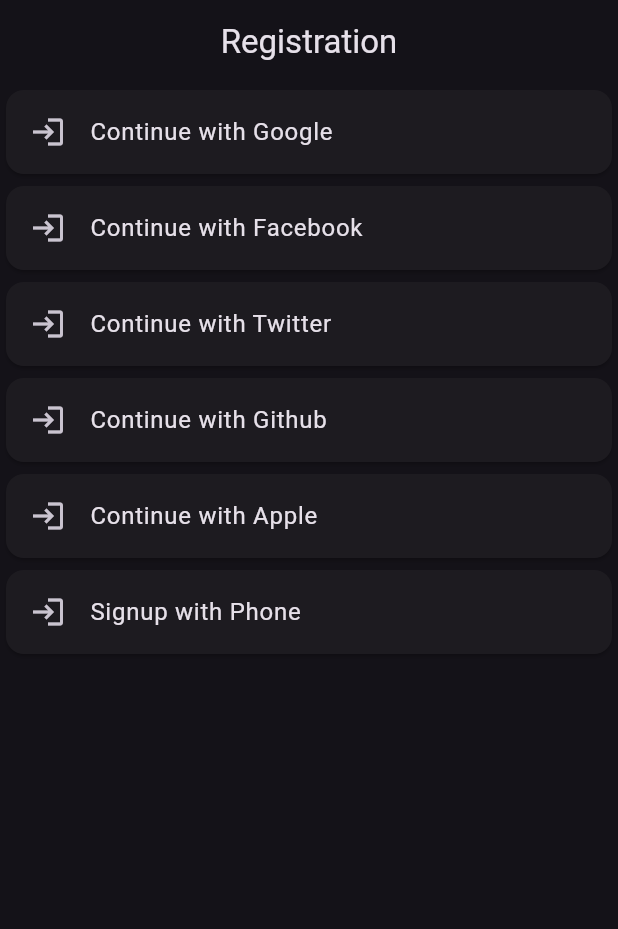
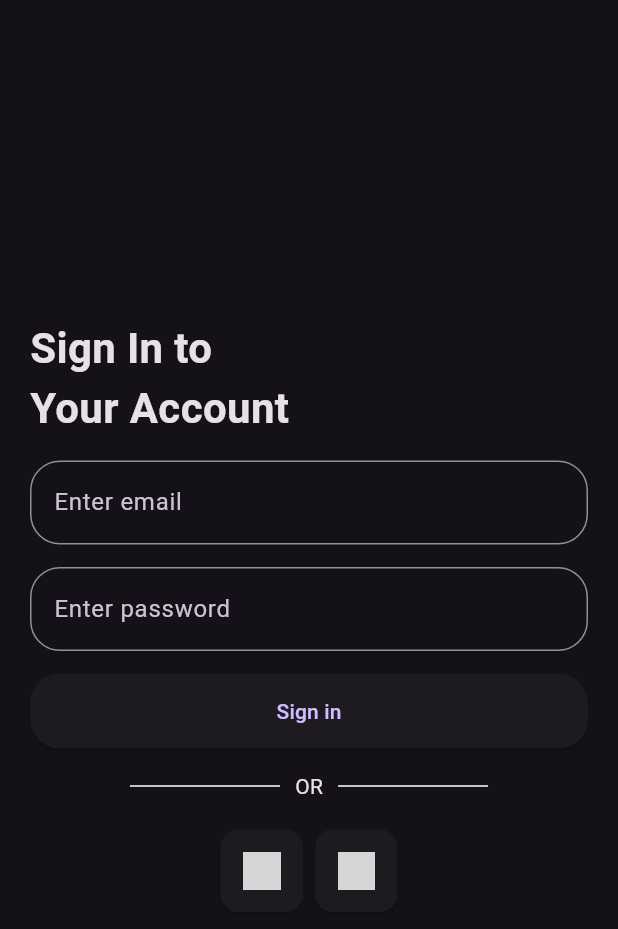
Before and after one commit to mqasim434/bloc_firebase, a Flutter app: the screen it shows after launch, on a phone screen of 412 x 824 dp. Shown: the top 929 px of the screen. Run offline on Flutter 3.47's test engine with Material 3 defaults, Android fonts, the light colour scheme and no system bars; our stand-ins replace bloc, cloud_firestore, equatable, firebase_auth, firebase_core, firebase_messaging and 6 more; missing offline and left inert: twitter_login; accounts and stored records are empty; grey boxes are pictures that could not be loaded.

Commit message:
Sign and Sign up screen added Push notifications implemented

```diff
--- /dev/null
+++ b/lib/components/social_login_button.dart
@@ -0,0 +1,43 @@
+import 'package:bloc_firebase/models/user_model.dart';
+import 'package:bloc_firebase/providers/registration_provider.dart';
+import 'package:bloc_firebase/screens/profile_screen.dart';
+import 'package:firebase_auth/firebase_auth.dart';
+import 'package:flutter/material.dart';
+import 'package:provider/provider.dart';
+
+class SocialLoginButton extends StatelessWidget {
+  const SocialLoginButton(
+      {super.key, required this.icon, required this.onPress});
+
+  final String icon;
+  final Future<User?> Function() onPress;
+
+  @override
+  Widget build(BuildContext context) {
+    return InkWell(
+      onTap: () {
+        Future<User?> Function() value = onPress;
+        value.call().then((value) => {
+              Navigator.push(
+                context,
+                MaterialPageRoute(
+                  builder: (context) => ProfileScreen(
+                    userModel: UserModel(
+                      name: value!.displayName,
+                      email: value!.email,
+                      imageUrl: value.photoURL,
+                    ),
+                  ),
+                ),
+              ),
+            });
+      },
+      child: Card(
+        child: Padding(
+          padding: const EdgeInsets.all(15.0),
+          child: Image.asset(icon, width: 25),
+        ),
+      ),
+    );
+  }
+}
--- a/lib/main.dart
+++ b/lib/main.dart
@@ -2,10 +2,12 @@
 import 'package:bloc_firebase/providers/location_provider.dart';
 import 'package:bloc_firebase/providers/otp_provider.dart';
 import 'package:bloc_firebase/providers/registration_provider.dart';
+import 'package:bloc_firebase/providers/splash_provider.dart';
 import 'package:bloc_firebase/repository/signup_repository.dart';
 import 'package:bloc_firebase/screens/live_location.dart';
 import 'package:bloc_firebase/screens/live_location_screen.dart';
 import 'package:bloc_firebase/screens/registration_screen.dart';
+import 'package:bloc_firebase/screens/signin_screen.dart';
 import 'package:bloc_firebase/screens/splash_screen.dart';
 import 'package:firebase_core/firebase_core.dart';
 import 'package:flutter/material.dart';
@@ -32,12 +34,15 @@
         ChangeNotifierProvider(
           create: (_) => OTPProvider(),
         ),
+        ChangeNotifierProvider(
+          create: (_) => SplashProvider(),
+        ),
       ],
       child: MaterialApp(
         title: 'Flutter Demo',
         debugShowCheckedModeBanner: false,
         theme: ThemeData.dark(),
-        home: const SplashScreen(),
+        home: SignInScreen(),
       ),
     );
   }
--- a/lib/providers/registration_provider.dart
+++ b/lib/providers/registration_provider.dart
@@ -11,6 +11,26 @@
   bool isLoading = false;
   User? currentUser;
   FirebaseAuth firebaseAuth = FirebaseAuth.instance;
+  final TextEditingController emailController = TextEditingController();
+  final TextEditingController passwordController = TextEditingController();
+  final TextEditingController confirmPasswordController =
+      TextEditingController();
+
+  Future<UserCredential> signUpWithEmail() async {
+    var credential = await firebaseAuth.createUserWithEmailAndPassword(
+      email: emailController.text,
+      password: passwordController.text,
+    );
+    return credential;
+  }
+
+  Future<UserCredential> signInWithEmail() async {
+    var credential = await firebaseAuth.signInWithEmailAndPassword(
+      email: emailController.text,
+      password: passwordController.text,
+    );
+    return credential;
+  }
 
   Future<User?> signupWithGoogle() async {
     isLoading = true;
@@ -22,40 +42,40 @@
       idToken: gAuth.idToken,
       accessToken: gAuth.accessToken,
     );
-
     isLoading = false;
-    notifyListeners();
-
     var userCredentials = await firebaseAuth.signInWithCredential(credentials);
     currentUser = userCredentials.user;
+    notifyListeners();
     return currentUser;
   }
 
   Future<UserCredential> signInWithTwitter() async {
-    // Create a TwitterLogin instance
     final twitterLogin = TwitterLogin(
-        apiKey: '9F3Ud0ltt234149H7NhK11lqJ',
-        apiSecretKey: ' yiazlhZrzxbsmNTAVclFAruX9HntKjjwbegQTNHzasoo581KVN',
+        apiKey: 'rn2oUofv8lHvN4Ko2rGNDemzP',
+        apiSecretKey: 'cL41W8daWPuFH17bYKjAu0lUn1TLdd1PrHGIYKDcATWYbBrQzm',
         redirectURI:
             'https://bloc-firebase-9c498.firebaseapp.com/__/auth/handler');
 
-    // Trigger the sign-in flow
     final authResult = await twitterLogin.login();
 
-    // Create a credential from the access token
     final twitterAuthCredential = TwitterAuthProvider.credential(
       accessToken: authResult.authToken!,
       secret: authResult.authTokenSecret!,
     );
 
-    // Once signed in, return the UserCredential
     return await firebaseAuth.signInWithCredential(twitterAuthCredential);
   }
 
-  Future<UserCredential> signinWithGithub() async {
+  Future<User?> signinWithGithub() async {
     GithubAuthProvider githubAuthProvider = GithubAuthProvider();
 
-    return firebaseAuth.signInWithProvider(githubAuthProvider);
+    var userCredentials = firebaseAuth.signInWithProvider(githubAuthProvider);
+
+    userCredentials.then((value) {
+      currentUser = value.user;
+    });
+
+    return currentUser;
   }
 
   signinWithPhone(BuildContext context) async {
--- a/lib/screens/registration_screen.dart
+++ b/lib/screens/registration_screen.dart
@@ -1,133 +1,182 @@
+import 'package:bloc_firebase/components/social_login_button.dart';
 import 'package:bloc_firebase/models/user_model.dart';
 import 'package:bloc_firebase/providers/registration_provider.dart';
 import 'package:bloc_firebase/screens/profile_screen.dart';
+import 'package:bloc_firebase/services/notification_services.dart';
 import 'package:flutter/material.dart';
 import 'package:provider/provider.dart';
 
-class RegistrationScreen extends StatelessWidget {
+class RegistrationScreen extends StatefulWidget {
   const RegistrationScreen({super.key});
+
+  @override
+  State<RegistrationScreen> createState() => _RegistrationScreenState();
+}
+
+class _RegistrationScreenState extends State<RegistrationScreen> {
+  NotificationServices notificationServices = NotificationServices();
+
+  @override
+  void initState() {
+    notificationServices.requestNotificationPermissions();
+    notificationServices.refreshToken();
+    notificationServices.firebaseInit(context);
+    notificationServices.getDeviceToken().then((value) {
+      print(value.toString());
+    });
+    super.initState();
+  }
+  final GlobalKey<FormState> _formKey = GlobalKey<FormState>();
 
   @override
   Widget build(BuildContext context) {
     final registrationProvider = Provider.of<RegistrationProvider>(context);
-    TextEditingController phoneController = TextEditingController();
     return SafeArea(
         child: Scaffold(
-      appBar: AppBar(
-        title: const Text('Registration'),
-        centerTitle: true,
+      body: Padding(
+        padding: const EdgeInsets.all(20.0),
+        child: Form(
+          key: _formKey,
+          child: Center(
+            child: SingleChildScrollView(
+              child: Column(
+                crossAxisAlignment: CrossAxisAlignment.start,
+                children: [
+                  const Text(
+                    'Sign Up\nYour Account',
+                    style: TextStyle(fontSize: 28, fontWeight: FontWeight.bold),
                   ),
-      body: Column(
-        children: [
-          Card(
-            child: ListTile(
-              onTap: () {
-                registrationProvider.signupWithGoogle().then((value) {
+                  const SizedBox(
+                    height: 15,
+                  ),
+                  TextFormField(
+                    controller: registrationProvider.emailController,
+                    decoration: InputDecoration(
+                      hintText: 'Enter email',
+                      border: OutlineInputBorder(
+                        borderRadius: BorderRadius.circular(20),
+                      ),
+                    ),
+                    validator: (value){
+                      if(value!.isEmpty){
+                        return 'Enter email address';
+                      }
+                    },
+                  ),
+                  const SizedBox(
+                    height: 15,
+                  ),
+                  TextFormField(
+                    controller: registrationProvider.passwordController,
+                    decoration: InputDecoration(
+                      hintText: 'Enter password',
+                      border: OutlineInputBorder(
+                        borderRadius: BorderRadius.circular(20),
+                      ),
+                    ),
+                    validator: (value){
+                      if(value!.isEmpty){
+                        return 'Enter password';
+                      }
+                    },
+                  ),
+                  const SizedBox(
+                    height: 15,
+                  ),
+                  TextFormField(
+                    controller: registrationProvider.confirmPasswordController,
+                    decoration: InputDecoration(
+                      hintText: 'Confirm password',
+                      border: OutlineInputBorder(
+                        borderRadius: BorderRadius.circular(20),
+                      ),
+                    ),
+                    validator: (value){
+                      if(value!.isEmpty){
+                        return 'Enter Confirm password';
+                      }else if(value!=registrationProvider.passwordController.text){
+                        return 'Password does not match';
+                      }
+                    },
+                  ),
+                  const SizedBox(
+                    height: 15,
+                  ),
+                  ElevatedButton(
+                    onPressed: () {
+                      if(_formKey.currentState!.validate()){
+                        registrationProvider.signUpWithEmail().then((value){
                           Navigator.push(
                             context,
                             MaterialPageRoute(
                               builder: (context) => ProfileScreen(
                                 userModel: UserModel(
-                          name: value!.displayName,
-                          email: value!.email,
-                          phone: value!.phoneNumber,
-                          imageUrl: value!.photoURL,
+                                  name: value!.user!.displayName,
+                                  email: value!.user!.email,
+                                  imageUrl: value!.user!.photoURL,
                                 ),
                               ),
                             ),
                           );
                         });
+                      }
                     },
-              leading: const Icon(Icons.login),
-              title: const Text(
-                'Continue with Google',
+                    style: ElevatedButton.styleFrom(
+                      minimumSize: Size(
+                        MediaQuery.of(context).size.width,
+                        50,
+                      ),
+                      shape: RoundedRectangleBorder(
+                        borderRadius: BorderRadius.circular(
+                          20,
                         ),
                       ),
                     ),
-          Card(
-            child: ListTile(
-              onTap: () {},
-              leading: const Icon(Icons.login),
-              title: const Text(
-                'Continue with Facebook',
+                    child: const Text('Sign up'),
+                  ),
+                  const SizedBox(
+                    height: 15,
+                  ),
+                  Row(
+                    mainAxisAlignment: MainAxisAlignment.center,
+                    children: [
+                      Container(
+                        color: Colors.white,
+                        width: 100,
+                        height: 1,
+                      ),
+                      const Padding(
+                        padding: EdgeInsets.symmetric(horizontal: 10.0),
+                        child: Text('OR'),
+                      ),
+                      Container(
+                        color: Colors.white,
+                        width: 100,
+                        height: 1,
+                      ),
+                    ],
+                  ),
+                  const SizedBox(
+                    height: 15,
+                  ),
+                  Row(
+                    mainAxisAlignment: MainAxisAlignment.center,
+                    children: [
+                      SocialLoginButton(
+                        icon: 'assets/icons/google.png',
+                        onPress: ()=>registrationProvider.signupWithGoogle(),
+                      ),
+                      SocialLoginButton(
+                        icon: 'assets/icons/github.png',
+                        onPress: ()=>registrationProvider.signinWithGithub(),
+                      ),
+                    ],
+                  )
+                ],
               ),
             ),
           ),
-          Card(
-            child: ListTile(
-              onTap: () {
-                registrationProvider.signInWithTwitter();
-              },
-              leading: const Icon(Icons.login),
-              title: const Text(
-                'Continue with Twitter',
         ),
-            ),
-          ),
-          Card(
-            child: ListTile(
-              onTap: () {
-                registrationProvider.signinWithGithub().then((value) {
-                  Navigator.push(context, MaterialPageRoute(
-                    builder: (context) => ProfileScreen(
-                      userModel: UserModel(
-                        name: value!.user!.displayName,
-                        email: value!.user!.email,
-                        phone: value!.user!.phoneNumber,
-                        imageUrl: value!.user!.photoURL,
-                      ),
-                    ),
-                  ),);
-                });
-              },
-              leading: const Icon(Icons.login),
-              title: const Text(
-                'Continue with Github',
-              ),
-            ),
-          ),
-          Card(
-            child: ListTile(
-              onTap: () {},
-              leading: const Icon(Icons.login),
-              title: const Text(
-                'Continue with Apple',
-              ),
-            ),
-          ),
-          Card(
-            child: ListTile(
-              onTap: () {
-                showModalBottomSheet(
-                    context: context,
-                    builder: (context) {
-                      return SizedBox(
-                        height: 200,
-                        child: Column(
-                          children: [
-                            TextFormField(
-                              controller: phoneController,
-                            ),
-                            ElevatedButton(
-                              onPressed: () {
-                                registrationProvider.signinWithPhone(context);
-                              },
-                              child: const Text(
-                                'Send Code',
-                              ),
-                            ),
-                          ],
-                        ),
-                      );
-                    });
-              },
-              leading: const Icon(Icons.login),
-              title: const Text(
-                'Signup with Phone',
-              ),
-            ),
-          ),
-        ],
       ),
     ));
   }
--- /dev/null
+++ b/lib/screens/signin_screen.dart
@@ -0,0 +1,146 @@
+import 'package:bloc_firebase/components/social_login_button.dart';
+import 'package:bloc_firebase/models/user_model.dart';
+import 'package:bloc_firebase/providers/registration_provider.dart';
+import 'package:bloc_firebase/screens/profile_screen.dart';
+import 'package:flutter/material.dart';
+import 'package:provider/provider.dart';
+
+class SignInScreen extends StatelessWidget {
+  final GlobalKey<FormState> _formKey = GlobalKey<FormState>();
+
+  SignInScreen({super.key});
+
+  @override
+  Widget build(BuildContext context) {
+    final registrationProvider = Provider.of<RegistrationProvider>(context);
+    return SafeArea(
+        child: Scaffold(
+          body: Padding(
+            padding: const EdgeInsets.all(20.0),
+            child: Form(
+              key: _formKey,
+              child: Center(
+                child: SingleChildScrollView(
+                  child: Column(
+                    crossAxisAlignment: CrossAxisAlignment.start,
+                    children: [
+                      const Text(
+                        'Sign In to\nYour Account',
+                        style: TextStyle(fontSize: 28, fontWeight: FontWeight.bold),
+                      ),
+                      const SizedBox(
+                        height: 15,
+                      ),
+                      TextFormField(
+                        controller: registrationProvider.emailController,
+                        decoration: InputDecoration(
+                          hintText: 'Enter email',
+                          border: OutlineInputBorder(
+                            borderRadius: BorderRadius.circular(20),
+                          ),
+                        ),
+                        validator: (value){
+                          if(value!.isEmpty){
+                            return 'Enter email address';
+                          }
+                        },
+                      ),
+                      const SizedBox(
+                        height: 15,
+                      ),
+                      TextFormField(
+                        controller: registrationProvider.passwordController,
+                        decoration: InputDecoration(
+                          hintText: 'Enter password',
+                          border: OutlineInputBorder(
+                            borderRadius: BorderRadius.circular(20),
+                          ),
+                        ),
+                        validator: (value){
+                          if(value!.isEmpty){
+                            return 'Enter password';
+                          }
+                        },
+                      ),
+                      const SizedBox(
+                        height: 15,
+                      ),
+                      ElevatedButton(
+                        onPressed: () {
+                          if(_formKey.currentState!.validate()){
+                            registrationProvider.signInWithEmail().then((value){
+                              Navigator.push(
+                                context,
+                                MaterialPageRoute(
+                                  builder: (context) => ProfileScreen(
+                                    userModel: UserModel(
+                                      name: value!.user!.displayName,
+                                      email: value!.user!.email,
+                                      imageUrl: value!.user!.photoURL,
+                                    ),
+                                  ),
+                                ),
+                              );
+                            });
+                          }
+                        },
+                        style: ElevatedButton.styleFrom(
+                          minimumSize: Size(
+                            MediaQuery.of(context).size.width,
+                            50,
+                          ),
+                          shape: RoundedRectangleBorder(
+                            borderRadius: BorderRadius.circular(
+                              20,
+                            ),
+                          ),
+                        ),
+                        child: const Text('Sign in'),
+                      ),
+                      const SizedBox(
+                        height: 15,
+                      ),
+                      Row(
+                        mainAxisAlignment: MainAxisAlignment.center,
+                        children: [
+                          Container(
+                            color: Colors.white,
+                            width: 100,
+                            height: 1,
+                          ),
+                          const Padding(
+                            padding: EdgeInsets.symmetric(horizontal: 10.0),
+                            child: Text('OR'),
+                          ),
+                          Container(
+                            color: Colors.white,
+                            width: 100,
+                            height: 1,
+                          ),
+                        ],
+                      ),
+                      const SizedBox(
+                        height: 15,
+                      ),
+                      Row(
+                        mainAxisAlignment: MainAxisAlignment.center,
+                        children: [
+                          SocialLoginButton(
+                            icon: 'assets/icons/google.png',
+                            onPress: ()=>registrationProvider.signupWithGoogle(),
+                          ),
+                          SocialLoginButton(
+                            icon: 'assets/icons/github.png',
+                            onPress: ()=>registrationProvider.signinWithGithub(),
+                          ),
+                        ],
+                      )
+                    ],
+                  ),
+                ),
+              ),
+            ),
+          ),
+        ));
+  }
+}
```
Also changed, not shown: lib/providers/splash_provider.dart (+17 -1 lines), lib/screens/splash_screen.dart (+1 -11 lines), lib/services/notification_services.dart (added, +89 -0 lines), pubspec.yaml (+6 -4 lines), pubspec.lock, 1 other file. Lines whose indentation alone changed are shown as unchanged.
